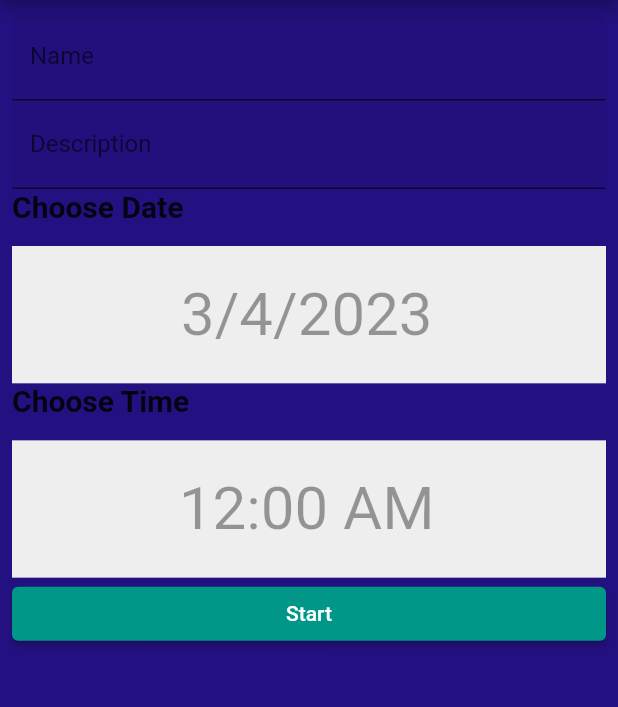
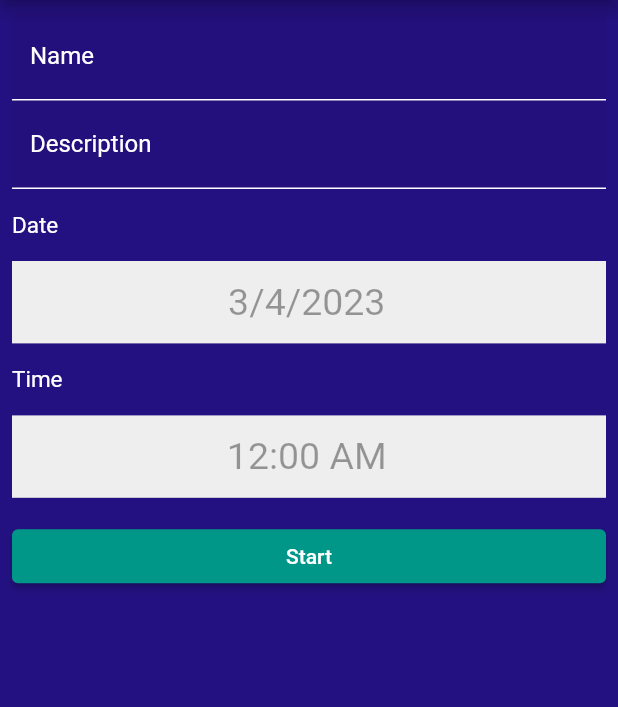
Before and after one commit to SahujMehta/lookout, a Flutter app: the AddTimedLookout screen opened directly, on a phone screen of 412 x 824 dp, the part 84-791 px from its top. Run offline on Flutter 3.47's test engine with Material 2 defaults, Android fonts, the phone set to English and light mode, and no system bars; our stand-ins replace contacts_service, date_format, permission_handler; missing offline and left inert: amplify_core, amplify_datastore, amplify_flutter.

Commit message:
format changes

```diff
--- a/lib/my_home_page.dart
+++ b/lib/my_home_page.dart
@@ -360,21 +360,30 @@ class _AddTimedLookoutState extends State<AddTimedLookout> {
             crossAxisAlignment: CrossAxisAlignment.stretch,
             children: [
               TextFormField(
+                style: TextStyle(color: Colors.white),
                 controller: _titleController,
-                decoration:
-                    const InputDecoration(filled: true, labelText: 'Name'),
+                decoration: const InputDecoration(
+                    enabledBorder: UnderlineInputBorder(
+                        borderSide: BorderSide(color: Colors.white)),
+                    filled: true,
+                    labelText: 'Name',
+                    labelStyle: TextStyle(color: Colors.white)),
               ),
               TextFormField(
+                style: TextStyle(color: Colors.white),
                 controller: _descriptionController,
                 decoration: const InputDecoration(
-                    filled: true, labelText: 'Description'),
+                    enabledBorder: UnderlineInputBorder(
+                        borderSide: BorderSide(color: Colors.white)),
+                    filled: true,
+                    labelText: 'Description',
+                    labelStyle: TextStyle(color: Colors.white)),
               ),
+              SizedBox(height: 15),
               const Text(
-                'Choose Date',
+                'Date',
                 style: TextStyle(
-                    fontSize: 20,
-                    fontWeight: FontWeight.bold,
-                    fontFamily: 'Roboto'),
+                    color: Colors.white, fontSize: 15, fontFamily: 'Roboto'),
               ),
               InkWell(
                 onTap: () {
@@ -382,12 +391,12 @@ class _AddTimedLookoutState extends State<AddTimedLookout> {
                 },
                 child: Container(
                   width: _width / 1.7,
-                  height: _height / 9,
+                  height: _height / 15,
                   margin: EdgeInsets.only(top: 15),
                   alignment: Alignment.center,
                   decoration: BoxDecoration(color: Colors.grey[200]),
                   child: TextFormField(
-                    style: const TextStyle(fontSize: 40),
+                    style: const TextStyle(fontSize: 25),
                     textAlign: TextAlign.center,
                     enabled: false,
                     keyboardType: TextInputType.text,
@@ -403,12 +412,11 @@ class _AddTimedLookoutState extends State<AddTimedLookout> {
                   ),
                 ),
               ),
+              SizedBox(height: 15),
               const Text(
-                'Choose Time',
+                'Time',
                 style: TextStyle(
-                    fontSize: 20,
-                    fontWeight: FontWeight.bold,
-                    fontFamily: 'Roboto'),
+                    color: Colors.white, fontSize: 15, fontFamily: 'Roboto'),
               ),
               InkWell(
                 onTap: () {
@@ -417,11 +425,11 @@ class _AddTimedLookoutState extends State<AddTimedLookout> {
                 child: Container(
                   margin: EdgeInsets.only(top: 15),
                   width: _width / 1.7,
-                  height: _height / 9,
+                  height: _height / 15,
                   alignment: Alignment.center,
                   decoration: BoxDecoration(color: Colors.grey[200]),
                   child: TextFormField(
-                    style: TextStyle(fontSize: 40),
+                    style: TextStyle(fontSize: 25),
                     textAlign: TextAlign.center,
                     onSaved: (String? val) {
                       _setTime = val!;
@@ -437,6 +445,7 @@ class _AddTimedLookoutState extends State<AddTimedLookout> {
                   ),
                 ),
               ),
+              SizedBox(height: 15),
               ElevatedButton(
                 onPressed: _saveTimedLookout,
                 child: const Text('Start'),
```
